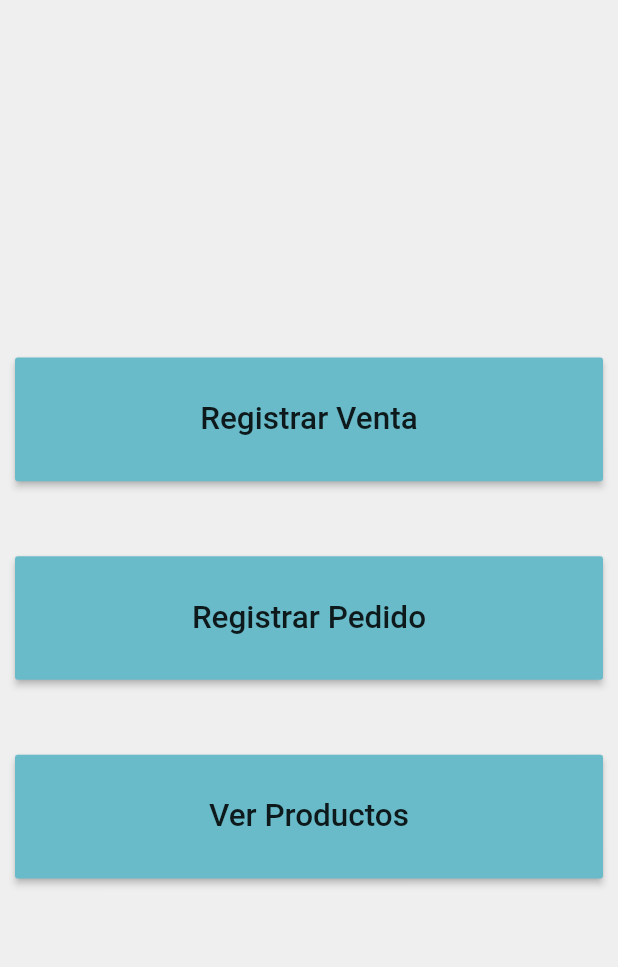
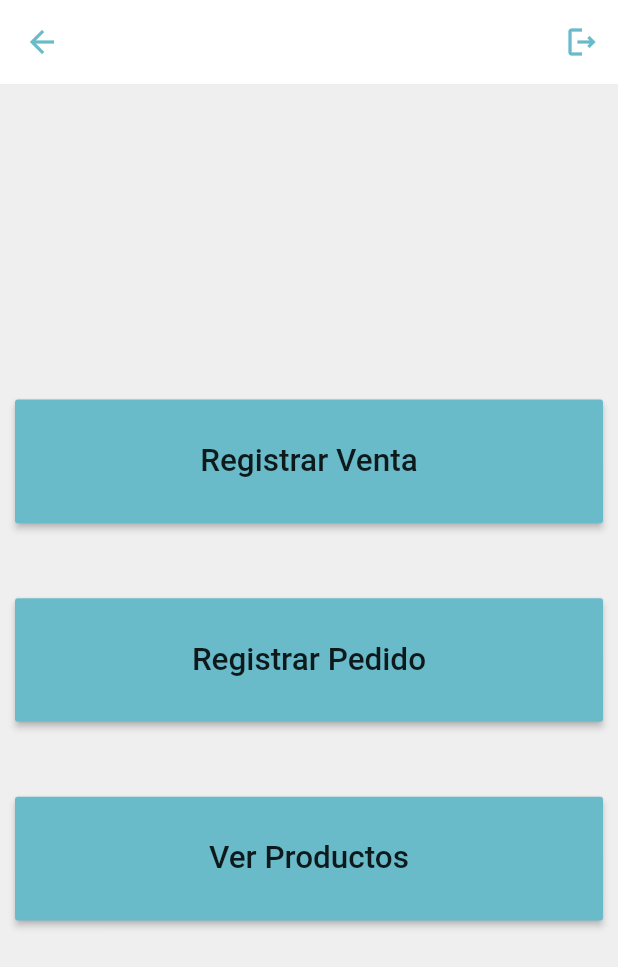
Before and after one commit to MillarCD/sales_recorder_app, a Flutter app: the HomeScreen screen opened by its route, on a phone screen of 412 x 824 dp. Shown: the top 967 px of the screen. Run offline on Flutter 3.47's test engine with Material 2 defaults, Android fonts, the phone set to English and light mode, and no system bars; missing offline and left inert: gsheets, mobile_scanner.

Commit message:
se agrego boton para salir de la cuenta, y se terminaron to does

```diff
--- a/lib/providers/login_provider.dart
+++ b/lib/providers/login_provider.dart
@@ -10,8 +10,8 @@ class LoginProvider extends ChangeNotifier {
   bool get isSignIn => _isSignIn;
 
   final Map<String, String> _users = {
-    'Administrador': 'password',
-    'Vendedor': 'qwerty',
+    'Administrador': 'admin98',
+    'Vendedor': 'seller67',
   };
   List<String> getUsers() {
     return [..._users.keys];
--- a/lib/providers/products_provider.dart
+++ b/lib/providers/products_provider.dart
@@ -64,7 +64,7 @@ class ProductProvider extends ChangeNotifier {
   }
 
   Future<bool> registerProduct(Product newProduct) async {
-    const String sheetName = 'productos_respaldo';
+    const String sheetName = 'productos';
     const String quantityFormule = '''=SUMA(
         SUMA(
           SI.ERROR(
--- a/lib/screens/home_screen.dart
+++ b/lib/screens/home_screen.dart
@@ -18,6 +18,19 @@ class HomeScreen extends StatelessWidget {
 
     return Scaffold(
       backgroundColor: Theme.of(context).colorScheme.background,
+
+      appBar: AppBar(
+        actions: [
+          IconButton(
+            onPressed: () {
+              Provider.of<LoginProvider>(context, listen: false).isSignIn = false;
+              Navigator.pushNamedAndRemoveUntil(context, 'login', (route) => false);
+            },
+            icon: const Icon( Icons.logout_outlined )
+          )
+        ],
+      ),
+
       body: productProvider.isLoadingProduct
         ? Center(child: CircularProgressIndicator(color: Theme.of(context).colorScheme.secondary))
         : SizedBox(
--- a/lib/services/spreadsheet_service.dart
+++ b/lib/services/spreadsheet_service.dart
@@ -34,7 +34,6 @@ class SpreadsheetService {
 
     _isLoading = false;
     _isConnected = true;
-    print('connected...');
     return true;
   }
 
--- a/lib/widgets/form_dialog.dart
+++ b/lib/widgets/form_dialog.dart
@@ -51,9 +51,7 @@ class FormDialog extends StatelessWidget {
 
             TextButton(
               onPressed: () {
-                print('hello');
                 if (formKey.currentState?.validate() ?? false) {
-                  print('its true');
                   return Navigator.pop(context, controller.text);
                 }
               },
--- a/lib/widgets/product_quantity.dart
+++ b/lib/widgets/product_quantity.dart
@@ -30,7 +30,6 @@ class ProductQuantity extends StatelessWidget {
             child: IconButton(
               color: Theme.of(context).colorScheme.secondary,
               onPressed: () {
-                print('PRODUCT QUANTITY: se saco un producto');
                 HapticFeedback.mediumImpact();
                 rem();
               },
@@ -46,7 +45,6 @@ class ProductQuantity extends StatelessWidget {
             child: IconButton(
               color: Theme.of(context).colorScheme.secondary,
               onPressed: () {
-                print('PRODUCT QUANTITY: se sumo un producto');
                 HapticFeedback.mediumImpact();
                 add();
               },
```
Also changed, not shown: lib/providers/order_provider.dart (+6 -5 lines), lib/providers/sale_provider.dart (+7 -1 lines), lib/screens/sale_screen.dart (+6 -2 lines).
